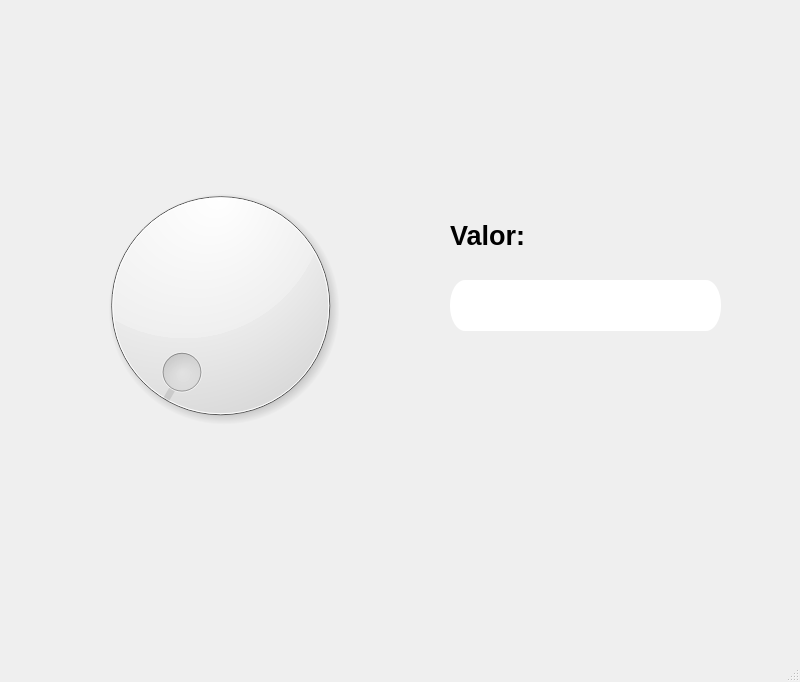
Alex-gs22/PIP_2025_1_Eq7, file Unidad 2/P05_Componente_Dial_Ejemplo.ui: the form before one commit.
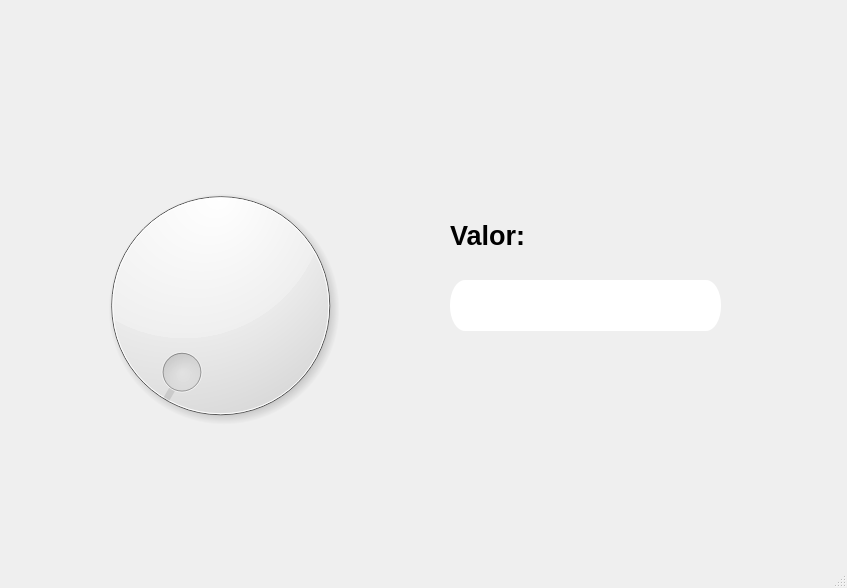
The form after the commit. Icons and pictures are not drawn.

The edit to the form file:
```diff
--- a/Unidad 2/P05_Componente_Dial_Ejemplo.ui
+++ b/Unidad 2/P05_Componente_Dial_Ejemplo.ui
@@ -6,8 +6,8 @@
    <rect>
     <x>0</x>
     <y>0</y>
-    <width>800</width>
-    <height>682</height>
+    <width>847</width>
+    <height>588</height>
    </rect>
   </property>
   <property name="windowTitle">
@@ -17,8 +17,8 @@
    <widget class="QLabel" name="label_2">
     <property name="geometry">
      <rect>
-      <x>690</x>
-      <y>0</y>
+      <x>740</x>
+      <y>10</y>
       <width>111</width>
       <height>101</height>
      </rect>
@@ -45,8 +45,8 @@
     <property name="geometry">
      <rect>
       <x>0</x>
-      <y>0</y>
-      <width>211</width>
+      <y>10</y>
+      <width>251</width>
       <height>101</height>
      </rect>
     </property>
```
Left out of the diff: 2 changed lines with no effect on the pictures.
